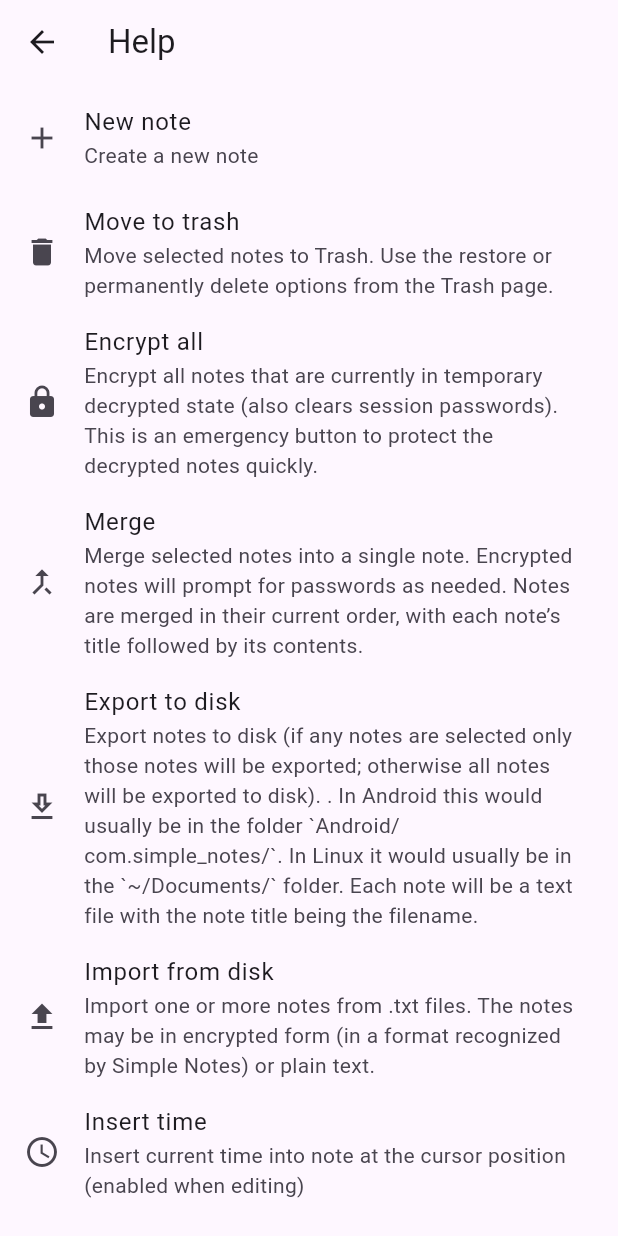
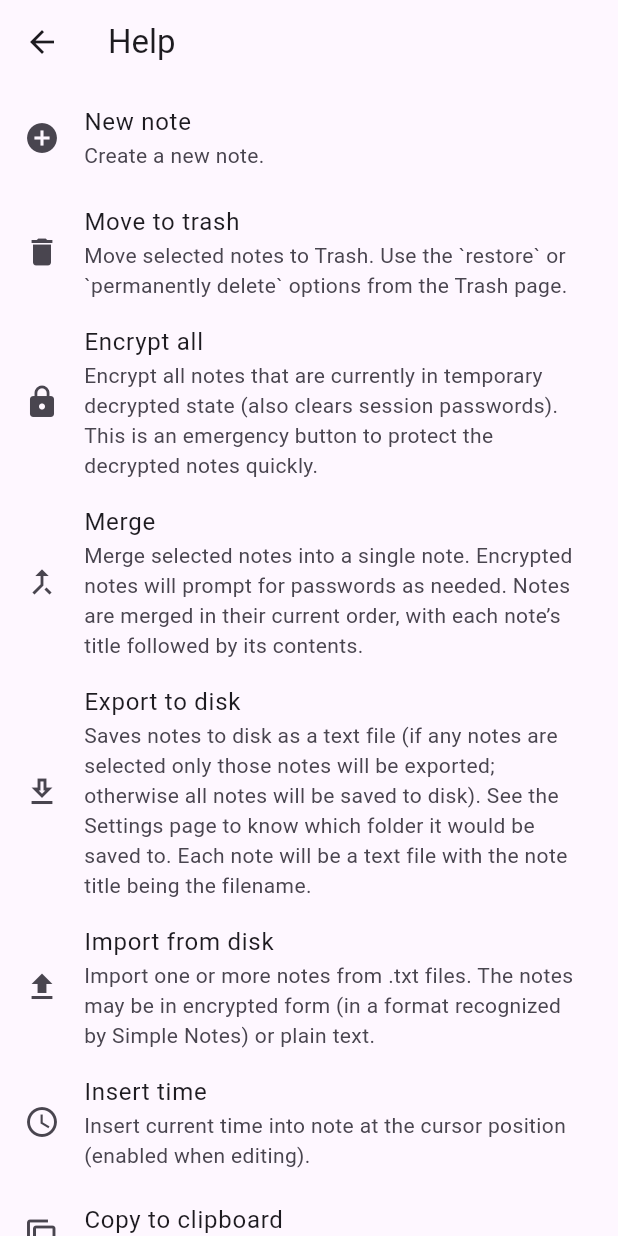
Before and after one commit to nav9/simple_notes, a Flutter app: the HelpScreen screen opened directly, on a phone screen of 412 x 824 dp. Run offline on Flutter 3.47's test engine with Material 3 defaults, Android fonts, the phone set to English and light mode, and no system bars; our stand-ins replace file_picker, hive_flutter, open_filex, package_info_plus, permission_handler; missing offline and left inert: encrypt; accounts and stored records are empty.

Commit message:
updated help. removed redundant code. improved indentation

```diff
--- a/lib/about.dart
+++ b/lib/about.dart
@@ -16,8 +16,7 @@ class AboutScreen extends StatelessWidget {
             child: Column(
               crossAxisAlignment: CrossAxisAlignment.start,
               children: [
-                const Text('Simple Notes',
-                    style: TextStyle(fontSize: 20, fontWeight: FontWeight.bold)),
+                const Text('Simple Notes', style: TextStyle(fontSize: 20, fontWeight: FontWeight.bold)),
                 const SizedBox(height: 8),
                 Text('Version: $version'),
                 const SizedBox(height: 8),
--- a/lib/help.dart
+++ b/lib/help.dart
@@ -3,24 +3,24 @@ import 'package:flutter/material.dart';
 
 class HelpScreen extends StatelessWidget {
   final List<Map<String, String>> items = [
-    {'icon': 'New note', 'explain': 'Create a new note'},
-    {'icon': 'Move to trash', 'explain': 'Move selected notes to Trash. Use the restore or permanently delete options from the Trash page.'},
+    {'icon': 'New note', 'explain': 'Create a new note.'},
+    {'icon': 'Move to trash', 'explain': 'Move selected notes to Trash. Use the `restore` or `permanently delete` options from the Trash page.'},
     {'icon': 'Encrypt all', 'explain': 'Encrypt all notes that are currently in temporary decrypted state (also clears session passwords). This is an emergency button to protect the decrypted notes quickly.'},
     {'icon': 'Merge', 'explain': 'Merge selected notes into a single note. Encrypted notes will prompt for passwords as needed. Notes are merged in their current order, with each note’s title followed by its contents.'},
-    {'icon': 'Export to disk', 'explain': 'Export notes to disk (if any notes are selected only those notes will be exported; otherwise all notes will be exported to disk). . In Android this would usually be in the folder `Android/com.simple_notes/`. In Linux it would usually be in the `~/Documents/` folder. Each note will be a text file with the note title being the filename.'},
+    {'icon': 'Export to disk', 'explain': 'Saves notes to disk as a text file (if any notes are selected only those notes will be exported; otherwise all notes will be saved to disk). See the Settings page to know which folder it would be saved to. Each note will be a text file with the note title being the filename.'},
     {'icon': 'Import from disk', 'explain': 'Import one or more notes from .txt files. The notes may be in encrypted form (in a format recognized by Simple Notes) or plain text.'},
-    {'icon': 'Insert time', 'explain': 'Insert current time into note at the cursor position (enabled when editing)'},
-    {'icon': 'Copy to clipboard', 'explain': 'Copy note contents to clipboard'},
-    {'icon': 'Duplicate', 'explain': 'Duplicate the selected note(s)'},
-    {'icon': 'Encrypt/Decrypt', 'explain': 'Encrypt or decrypt the current note.'},
-    {'icon': 'Save', 'explain': 'Save note to the Simple Notes Hive database. Ctrl+S also saves on Linux.'},
+    {'icon': 'Insert time', 'explain': 'Insert current time into note at the cursor position (enabled when editing).'},
+    {'icon': 'Copy to clipboard', 'explain': 'Copy the title and note contents to clipboard.'},
+    {'icon': 'Duplicate', 'explain': 'Duplicate the selected note(s).'},
+    {'icon': 'Encrypt/Decrypt', 'explain': 'Encrypt or decrypt the current note. The algorithm used for encryption is the one selected in Settings. While decrypting it will automatically choose the correct algorithm by trying the algorithms one by one.'},
+    {'icon': 'Save', 'explain': 'Save note to the Simple Notes Hive database (not to a text file). Ctrl+S also saves on Linux.'},
     {'icon': 'Search', 'explain': 'Find & Replace: Ctrl+F to open search on Linux.'},
   ];
 
   IconData _iconFromName(String name) {
     switch (name) {
       case 'New note':
-        return Icons.add;
+        return Icons.add_circle;
       case 'Move to trash':
         return Icons.delete;
       case 'Merge':
--- a/lib/notes_list.dart
+++ b/lib/notes_list.dart
@@ -275,27 +275,6 @@ Future<Directory> _resolveExportDirectory() async {
   return baseDir;
 }
 
-// Future<Directory> _resolveExportDirectory() async {
-//   final settingsBox = Hive.box('settings');
-
-//   // 1. Use saved directory if available
-//   final savedPath = settingsBox.get('exportDir');
-//   if (savedPath is String && savedPath.isNotEmpty) {
-//     final dir = Directory(savedPath);
-//     if (await dir.exists()) return dir;
-//   }
-
-//   // 2. Otherwise ask the user
-//   final picked = await _pickExportDirectory();
-//   if (picked != null) {
-//     final dir = Directory(picked);
-//     await dir.create(recursive: true);
-//     return dir;
-//   }
-
-//   // 3. Final fallback (safe app directory)
-//   return await _getDefaultExportDirectory();
-// }
 
 void _showExportSuccess(String path) {
   showDialog(
@@ -342,12 +321,7 @@ Future<void> _importNotes() async {
     final settings = Hive.box('settings');
     final defaultDir = (await resolveFolderSetting('importDir')).path;
 
-    final res = await FilePicker.platform.pickFiles(
-      allowMultiple: true,
-      initialDirectory: defaultDir,
-      type: FileType.custom,
-      allowedExtensions: ['txt'],
-    );
+    final res = await FilePicker.platform.pickFiles(allowMultiple: true, initialDirectory: defaultDir, type: FileType.custom,allowedExtensions: ['txt'],);
 
     if (res == null) return;
 
@@ -368,40 +342,6 @@ Future<void> _importNotes() async {
     ScaffoldMessenger.of(context).showSnackBar(SnackBar(content: Text('Import failed: $e')));
   }
 }
-
-// Future<void> _importNotes() async {
-//   try {
-//     final settingsBox = Hive.box('settings');
-//     final defaultDir = settingsBox.get('importDir');
-
-//     FilePickerResult? res = await FilePicker.platform.pickFiles(
-//       allowMultiple: true,
-//       initialDirectory: defaultDir,
-//       type: FileType.custom,
-//       allowedExtensions: ['txt'],
-//     );
-//     if (res == null) return;
-
-//     for (var file in res.files) {
-//       if (file.path == null) continue;
-//       final content = await File(file.path!).readAsString();
-//       final isEncrypted = content.startsWith('[ENCRYPTED]');
-//       final titleGuess = p.basenameWithoutExtension(file.path!);
-
-//       await notesBox.add({
-//         'content': content,
-//         'isEncrypted': isEncrypted,
-//         'title': titleGuess,
-//         'isTrashed': false,
-//       });
-//     }
-
-//     if (mounted) setState(() {});
-//   } catch (e) {
-//     ScaffoldMessenger.of(context)
-//         .showSnackBar(SnackBar(content: Text('Import failed: $e')));
-//   }
-// }
 
   // Export selected notes if any selected, else export all notes to folder; uses title as filename if present, otherwise unique ordinal
 Future<void> _exportAllOrSelected() async {
@@ -557,8 +497,7 @@ Future<void> _exportAllOrSelected() async {
         final content = note['content'] as String;
         final initialIsEncrypted = (note['isEncrypted'] ?? false) as bool;
         Navigator.push(context,
-          MaterialPageRoute(
-              builder: (_) => EditNoteScreen(index: index, noteKey: key, note: content, initialIsEncrypted: initialIsEncrypted)),
+          MaterialPageRoute(builder: (_) => EditNoteScreen(index: index, noteKey: key, note: content, initialIsEncrypted: initialIsEncrypted)),
         ).then((_) {if (mounted) setState(() {});});
       },
     );
@@ -625,8 +564,8 @@ Future<void> _exportAllOrSelected() async {
     final multipleSelected = _selectedKeys.length > 1;
 
     return [
+      if (_hasAnyNotes) const PopupMenuItem(value: 'select_all',child: ListTile(leading: Icon(Icons.select_all), title: Text('Select All'),),),
       if (hasSelection) ...[
-        const PopupMenuItem(value: 'select_all',child: ListTile(leading: Icon(Icons.select_all), title: Text('Select All'),),),
         const PopupMenuItem(value: 'select_none',child: ListTile(leading: Icon(Icons.clear), title: Text('Select None'),),),
         const PopupMenuDivider(),
         const PopupMenuItem(value: 'duplicate',child: ListTile(leading: Icon(Icons.control_point_duplicate),title: Text('Duplicate'),),),
@@ -681,51 +620,7 @@ Future<void> _exportAllOrSelected() async {
               icon: const Icon(Icons.add_circle, color: Colors.lightBlue),
               tooltip: 'New Note',
               onPressed: _createNewNote),
-          // IconButton(icon: const Icon(Icons.lock), tooltip: 'Encrypt all decrypted notes', onPressed: _encryptAllDecryptedNotes),
-          // IconButton(icon: const Icon(Icons.download_outlined), tooltip: 'Export notes', onPressed: _exportAllOrSelected),
-          // IconButton(icon: const Icon(Icons.file_upload), tooltip: 'Import notes', onPressed: _importNotes),
-          // if (_selectedKeys.isNotEmpty) ...[
-          //   IconButton(icon: const Icon(Icons.select_all), tooltip: 'Select all', onPressed: _selectAll),
-          //   IconButton(icon: const Icon(Icons.clear), tooltip: 'Select none', onPressed: _selectNone),
-          //   IconButton(icon: const Icon(Icons.control_point_duplicate), tooltip: 'Duplicate selected', onPressed: _duplicateSelected),
-          //   IconButton(icon: const Icon(Icons.delete_forever, color: Colors.redAccent), tooltip: 'Move selected to Trash', onPressed: _moveSelectedToTrash),
-          // ],
-          PopupMenuButton<String>(
-            onSelected: _handleMenuAction,
-            itemBuilder: _buildMainMenuItems,
-            // onSelected: (s) {
-            //   switch (s) {
-            //     case 'select_all':
-            //       _selectAll();
-            //       break;
-            //     case 'select_none':
-            //       _selectNone();
-            //       break;
-            //     case 'encrypt_all':
-            //       _encryptAllDecryptedNotes();
-            //       break;
-            //     case 'export_all':
-            //       _exportAllOrSelected();
-            //       break;
-            //     case 'import':
-            //       _importNotes();
-            //       break;
-            //   }
-            // },
-            // itemBuilder: (_) => [
-            //   const PopupMenuItem(
-            //       value: 'select_all', child: Text('Select all')),
-            //   const PopupMenuItem(
-            //       value: 'select_none', child: Text('Select none')),
-            //   const PopupMenuDivider(),
-            //   const PopupMenuItem(
-            //       value: 'encrypt_all',
-            //       child: Text('Encrypt all decrypted notes')),
-            //   const PopupMenuItem(
-            //       value: 'export_all', child: Text('Export notes')),
-            //   const PopupMenuItem(value: 'import', child: Text('Import notes')),
-            // ],
-          ),
+          PopupMenuButton<String>(onSelected: _handleMenuAction, itemBuilder: _buildMainMenuItems,),
         ],
       ),
       drawer: Drawer(
@@ -733,11 +628,11 @@ Future<void> _exportAllOrSelected() async {
           children: [
             DrawerHeader(child: Text('Menu',style: Theme.of(context).textTheme.headlineSmall)),
             ListTile(leading: const Icon(Icons.settings),title: const Text('Settings'),
-  onTap: () {
-    Navigator.pop(context);
-    Navigator.push(context,MaterialPageRoute(builder: (_) => const SettingsScreen()),);
-  },
-),
+                    onTap: () {
+                      Navigator.pop(context);
+                      Navigator.push(context,MaterialPageRoute(builder: (_) => const SettingsScreen()),);
+                    },
+                  ),
             ListTile(
               leading: const Icon(Icons.help_outline),
               title: const Text('Help'),
```
Also changed, not shown: lib/edit_note.dart (+12 -90 lines), lib/encryption_service.dart (+4 -17 lines), lib/settings.dart (+8 -25 lines).
